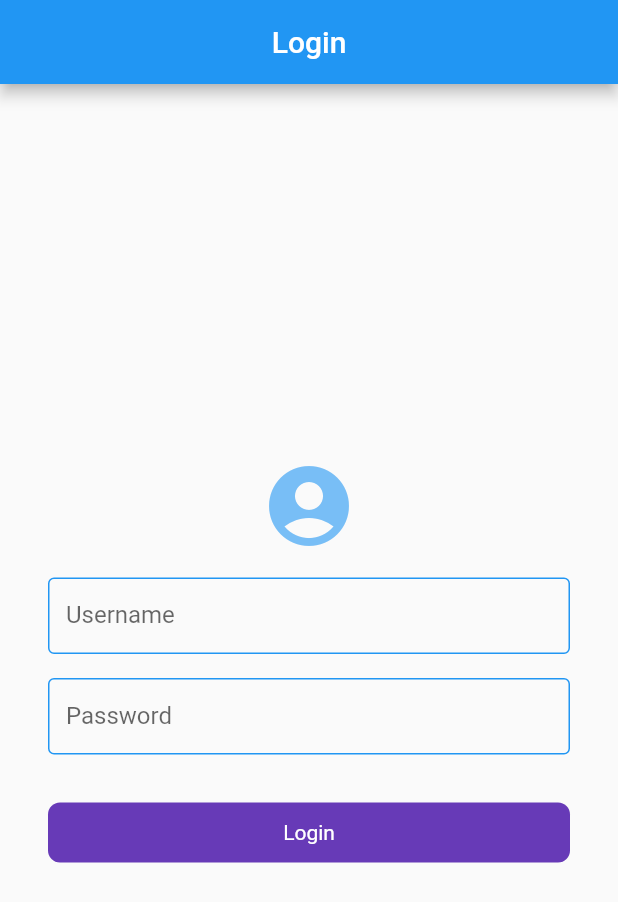
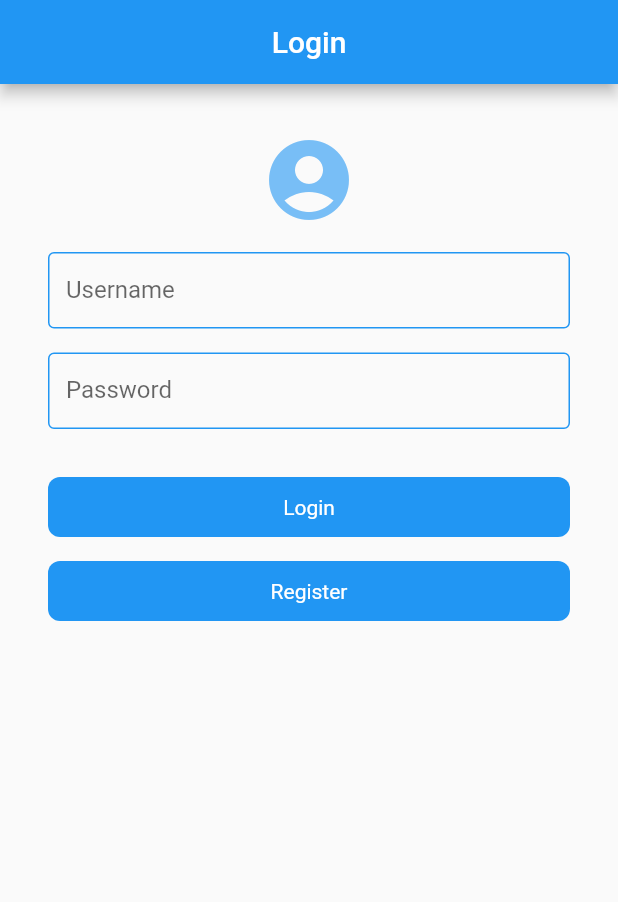
Before and after one commit to valentin-chevreau/mds-mba2esi-discover-flutter, a Flutter app: the screen it shows after launch, on a phone screen of 412 x 824 dp. Shown: the top 902 px of the screen. Run offline on Flutter 3.47's test engine with Material 2 defaults, Android fonts, the phone set to English and light mode, and no system bars; our stand-ins replace cached_network_image, image_picker.

Commit message:
update: login page example using StatefullWidget

```diff
--- a/lib/page/login_page.dart
+++ b/lib/page/login_page.dart
@@ -1,5 +1,5 @@
 import 'package:flutter/material.dart';
-import 'package:hello_world_flutter/widget/login_button_widget.dart';
+import 'package:hello_world_flutter/widget/generic_button_widget.dart';
 
 class LoginPage extends StatefulWidget {
   @override
@@ -7,7 +7,7 @@ class LoginPage extends StatefulWidget {
 }
 
 class _LoginPageState extends State<LoginPage> {
-  Color _loginButtonColor = Colors.deepPurple;
+//  Color _loginButtonColor = Colors.deepPurple;
 
   @override
   Widget build(BuildContext context) {
@@ -16,12 +16,14 @@ class _LoginPageState extends State<LoginPage> {
         title: Text('Login'),
         centerTitle: true,
       ),
-      body: Padding(
+      body: SingleChildScrollView(
+        child: Padding(
           padding: const EdgeInsets.symmetric(horizontal: 32.0),
           child: Column(
             mainAxisAlignment: MainAxisAlignment.center,
             crossAxisAlignment: CrossAxisAlignment.stretch,
             children: <Widget>[
+              Container(height: 32.0),
               Row(
                 mainAxisAlignment: MainAxisAlignment.center,
                 children: <Widget>[
@@ -52,25 +54,29 @@ class _LoginPageState extends State<LoginPage> {
                 ),
               ),
               Container(height: 32.0),
-            GestureDetector(
-              onTapDown: (detail) {
-                setState(() {
-                  _loginButtonColor = Colors.red;
-                });
-              },
-              onTapCancel: () {
-                setState(() {
-                  _loginButtonColor = Colors.deepPurple;
-                });
-              },
-              onTapUp: (detail) {
-                setState(() {
-                  _loginButtonColor = Colors.deepPurple;
-                });
-              },
-              child: LoginButtonWidget(_loginButtonColor),
-            )
+              GenericButtonWidget('Login'),
+              Container(height: 16.0),
+              GenericButtonWidget('Register'),
+//            GestureDetector(
+//              onTapDown: (detail) {
+//                setState(() {
+//                  _loginButtonColor = Colors.red;
+//                });
+//              },
+//              onTapCancel: () {
+//                setState(() {
+//                  _loginButtonColor = Colors.deepPurple;
+//                });
+//              },
+//              onTapUp: (detail) {
+//                setState(() {
+//                  _loginButtonColor = Colors.deepPurple;
+//                });
+//              },
+//              child: StaticLoginButtonWidget(_loginButtonColor),
+//            )
             ],
+          ),
         ),
       ),
     );
--- /dev/null
+++ b/lib/widget/generic_button_widget.dart
@@ -0,0 +1,57 @@
+import 'package:flutter/material.dart';
+
+class GenericButtonWidget extends StatefulWidget {
+  final String title;
+
+  GenericButtonWidget(this.title);
+
+  @override
+  _GenericButtonWidgetState createState() => _GenericButtonWidgetState();
+}
+
+class _GenericButtonWidgetState extends State<GenericButtonWidget> {
+  Color _color;
+
+  @override
+  void initState() {
+    super.initState();
+    _color = Colors.blue;
+  }
+
+  @override
+  Widget build(BuildContext context) {
+    return GestureDetector(
+      onTapDown: (detail) {
+        setState(() {
+          _color = Colors.red;
+        });
+      },
+      onTapCancel: () {
+        setState(() {
+          _color = Colors.blue;
+        });
+      },
+      onTapUp: (detail) {
+        setState(() {
+          _color = Colors.blue;
+        });
+      },
+      child: Container(
+        decoration: BoxDecoration(
+            color: _color,
+            borderRadius: BorderRadius.all(
+              Radius.circular(8.0),
+            )),
+        child: Padding(
+          padding: const EdgeInsets.symmetric(vertical: 12.0),
+          child: Center(
+            child: Text(
+              widget.title,
+              style: TextStyle(color: Colors.white),
+            ),
+          ),
+        ),
+      ),
+    );
+  }
+}
--- a/lib/widget/login_button_widget.dart
+++ b/lib/widget/static_login_button_widget.dart
@@ -1,9 +1,9 @@
 import 'package:flutter/material.dart';
 
-class LoginButtonWidget extends StatelessWidget {
+class StaticLoginButtonWidget extends StatelessWidget {
   final Color _color;
 
-  LoginButtonWidget(this._color);
+  StaticLoginButtonWidget(this._color);
 
   @override
   Widget build(BuildContext context) {
```
Lines whose indentation alone changed are shown as unchanged.
